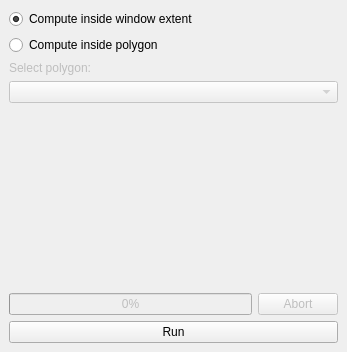
Qt form czech_land_use_and_CN_Analyzer_dockwidget_base.ui (ctu-geoforall-lab/qgis-czech-lu-cn-analyzer-plugin) before a commit.
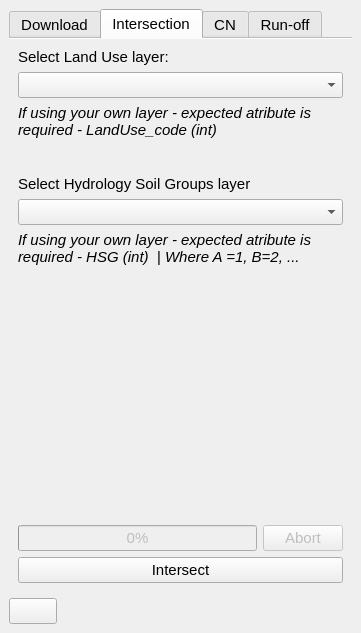
The same form after that commit. The open tabs and pages were chosen to show the change. Icons and pictures are not drawn. Custom widgets are drawn as their Qt base class.

What changed in the file:
```diff
--- a/czech_land_use_and_CN_Analyzer_dockwidget_base.ui
+++ b/czech_land_use_and_CN_Analyzer_dockwidget_base.ui
@@ -6,103 +6,448 @@
    <rect>
     <x>0</x>
     <y>0</y>
-    <width>347</width>
-    <height>352</height>
+    <width>361</width>
+    <height>633</height>
    </rect>
   </property>
   <property name="windowTitle">
    <string>Czech Land Use and CN Analyzer</string>
   </property>
-  <widget class="QWidget" name="dockWidgetContents">
-   <layout class="QGridLayout" name="gridLayout">
-    <item row="8" column="0" colspan="2">
-     <widget class="QPushButton" name="runButton">
-      <property name="text">
-       <string>Run</string>
+  <widget class="QWidget" name="dockWidgetContainer">
+   <layout class="QGridLayout" name="gridLayout_2">
+    <item row="1" column="0">
+     <widget class="QPushButton" name="pushButton">
+      <property name="sizePolicy">
+       <sizepolicy hsizetype="Fixed" vsizetype="Fixed">
+        <horstretch>0</horstretch>
+        <verstretch>0</verstretch>
+       </sizepolicy>
       </property>
-     </widget>
-    </item>
-    <item row="0" column="0">
-     <widget class="QRadioButton" name="extentButton">
-      <property name="text">
-       <string>Compute inside window extent</string>
+      <property name="font">
+       <font>
+        <pointsize>11</pointsize>
+       </font>
       </property>
       <property name="checked">
        <bool>true</bool>
       </property>
-     </widget>
-    </item>
-    <item row="2" column="0">
-     <widget class="QLabel" name="polygonLabel">
-      <property name="enabled">
-       <bool>false</bool>
-      </property>
       <property name="text">
-       <string>Select polygon:</string>
+       <string/>
       </property>
-     </widget>
-    </item>
-    <item row="3" column="0" colspan="2">
-     <widget class="QgsMapLayerComboBox" name="mMapLayerComboBox">
-      <property name="enabled">
-       <bool>false</bool>
+      <property name="icon">
+       <iconset>
+        <normaloff>docs/images/info-button.png</normaloff>docs/images/info-button.png</iconset>
       </property>
-     </widget>
-    </item>
-    <item row="5" column="0">
-     <spacer name="verticalSpacer">
-      <property name="orientation">
-       <enum>Qt::Vertical</enum>
-      </property>
-      <property name="sizeHint" stdset="0">
+      <property name="iconSize">
        <size>
         <width>20</width>
-        <height>40</height>
+        <height>20</height>
        </size>
       </property>
-     </spacer>
+     </widget>
     </item>
-    <item row="7" column="0">
-     <widget class="QProgressBar" name="progressBar">
+    <item row="0" column="0">
+     <widget class="QTabWidget" name="tabWidget">
       <property name="enabled">
-       <bool>false</bool>
+       <bool>true</bool>
       </property>
-      <property name="value">
+      <property name="font">
+       <font>
+        <pointsize>11</pointsize>
+       </font>
+      </property>
+      <property name="tabShape">
+       <enum>QTabWidget::Rounded</enum>
+      </property>
+      <property name="currentIndex">
        <number>0</number>
       </property>
-      <property name="textVisible">
+      <property name="usesScrollButtons">
        <bool>true</bool>
       </property>
-      <property name="orientation">
-       <enum>Qt::Horizontal</enum>
+      <property name="documentMode">
+       <bool>true</bool>
       </property>
-     </widget>
-    </item>
-    <item row="7" column="1">
-     <widget class="QPushButton" name="abortButton">
-      <property name="enabled">
+      <property name="tabsClosable">
        <bool>false</bool>
       </property>
-      <property name="text">
-       <string>Abort</string>
+      <property name="movable">
+       <bool>false</bool>
       </property>
-     </widget>
-    </item>
-    <item row="1" column="0">
-     <widget class="QRadioButton" name="polygonButton">
-      <property name="text">
-       <string>Compute inside polygon</string>
-      </property>
-     </widget>
-    </item>
-    <item row="6" column="0">
-     <widget class="QLabel" name="label">
-      <property name="enabled">
+      <property name="tabBarAutoHide">
        <bool>false</bool>
       </property>
-      <property name="text">
-       <string/>
-      </property>
+      <widget class="QWidget" name="tab_1">
+       <attribute name="title">
+        <string>Download</string>
+       </attribute>
+       <layout class="QGridLayout" name="gridLayout">
+        <item row="7" column="0">
+         <widget class="QLabel" name="download_label">
+          <property name="font">
+           <font>
+            <pointsize>11</pointsize>
+            <weight>75</weight>
+            <bold>true</bold>
+           </font>
+          </property>
+          <property name="text">
+           <string>What to download ?</string>
+          </property>
+         </widget>
+        </item>
+        <item row="0" column="0">
+         <widget class="QLabel" name="label_AOI">
+          <property name="font">
+           <font>
+            <pointsize>11</pointsize>
+            <weight>75</weight>
+            <bold>true</bold>
+           </font>
+          </property>
+          <property name="text">
+           <string>What is your area of interest ?</string>
+          </property>
+         </widget>
+        </item>
+        <item row="10" column="0">
+         <widget class="QRadioButton" name="SoilSelectButton">
+          <property name="cursor">
+           <cursorShape>PointingHandCursor</cursorShape>
+          </property>
+          <property name="text">
+           <string>only Hydrology Soil Groups</string>
+          </property>
+         </widget>
+        </item>
+        <item row="3" column="0">
+         <widget class="QLabel" name="polygonLabel">
+          <property name="enabled">
+           <bool>false</bool>
+          </property>
+          <property name="text">
+           <string>Select polygon:</string>
+          </property>
+         </widget>
+        </item>
+        <item row="12" column="0">
+         <widget class="QLabel" name="label">
+          <property name="enabled">
+           <bool>false</bool>
+          </property>
+          <property name="text">
+           <string/>
+          </property>
+         </widget>
+        </item>
+        <item row="14" column="0" colspan="2">
+         <widget class="QPushButton" name="runButton">
+          <property name="cursor">
+           <cursorShape>PointingHandCursor</cursorShape>
+          </property>
+          <property name="text">
+           <string>Download</string>
+          </property>
+         </widget>
+        </item>
+        <item row="13" column="0">
+         <widget class="QProgressBar" name="progressBar">
+          <property name="enabled">
+           <bool>false</bool>
+          </property>
+          <property name="value">
+           <number>0</number>
+          </property>
+          <property name="textVisible">
+           <bool>true</bool>
+          </property>
+          <property name="orientation">
+           <enum>Qt::Horizontal</enum>
+          </property>
+         </widget>
+        </item>
+        <item row="1" column="0">
+         <widget class="QRadioButton" name="extentButton">
+          <property name="cursor">
+           <cursorShape>PointingHandCursor</cursorShape>
+          </property>
+          <property name="text">
+           <string>Compute inside window extent</string>
+          </property>
+          <property name="checked">
+           <bool>true</bool>
+          </property>
+         </widget>
+        </item>
+        <item row="5" column="0" colspan="2">
+         <widget class="QgsMapLayerComboBox" name="mMapLayerComboBox">
+          <property name="enabled">
+           <bool>false</bool>
+          </property>
+          <property name="cursor">
+           <cursorShape>ArrowCursor</cursorShape>
+          </property>
+         </widget>
+        </item>
+        <item row="11" column="0">
+         <spacer name="verticalSpacer">
+          <property name="orientation">
+           <enum>Qt::Vertical</enum>
+          </property>
+          <property name="sizeHint" stdset="0">
+           <size>
+            <width>0</width>
+            <height>0</height>
+           </size>
+          </property>
+         </spacer>
+        </item>
+        <item row="9" column="0">
+         <widget class="QRadioButton" name="LUSelectButton">
+          <property name="cursor">
+           <cursorShape>PointingHandCursor</cursorShape>
+          </property>
+          <property name="text">
+           <string>only Land Use</string>
+          </property>
+         </widget>
+        </item>
+        <item row="2" column="0">
+         <widget class="QRadioButton" name="polygonButton">
+          <property name="cursor">
+           <cursorShape>PointingHandCursor</cursorShape>
+          </property>
+          <property name="text">
+           <string>Compute inside polygon</string>
+          </property>
+         </widget>
+        </item>
+        <item row="6" column="0">
+         <spacer name="verticalSpacer_2">
+          <property name="orientation">
+           <enum>Qt::Vertical</enum>
+          </property>
+          <property name="sizeType">
+           <enum>QSizePolicy::Fixed</enum>
+          </property>
+          <property name="sizeHint" stdset="0">
+           <size>
+            <width>10</width>
+            <height>40</height>
+           </size>
+          </property>
+         </spacer>
+        </item>
+        <item row="8" column="0">
+         <widget class="QRadioButton" name="LUandSoilSelectButton">
+          <property name="enabled">
+           <bool>true</bool>
+          </property>
+          <property name="font">
+           <font>
+            <pointsize>11</pointsize>
+            <weight>50</weight>
+            <bold>false</bold>
+           </font>
+          </property>
+          <property name="cursor">
+           <cursorShape>PointingHandCursor</cursorShape>
+          </property>
+          <property name="autoFillBackground">
+           <bool>false</bool>
+          </property>
+          <property name="text">
+           <string>Land Use and Soil Groups</string>
+          </property>
+          <property name="checked">
+           <bool>false</bool>
+          </property>
+         </widget>
+        </item>
+        <item row="13" column="1">
+         <widget class="QPushButton" name="abortButton">
+          <property name="enabled">
+           <bool>false</bool>
+          </property>
+          <property name="cursor">
+           <cursorShape>PointingHandCursor</cursorShape>
+          </property>
+          <property name="text">
+           <string>Abort</string>
+          </property>
+         </widget>
+        </item>
+       </layout>
+      </widget>
+      <widget class="QWidget" name="tab_2">
+       <attribute name="title">
+        <string>Intersection</string>
+       </attribute>
+       <layout class="QGridLayout" name="gridLayout_Soil">
+        <item row="9" column="0">
+         <widget class="QProgressBar" name="progressBar_Soil">
+          <property name="enabled">
+           <bool>false</bool>
+          </property>
+          <property name="value">
+           <number>0</number>
+          </property>
+          <property name="textVisible">
+           <bool>true</bool>
+          </property>
+          <property name="orientation">
+           <enum>Qt::Horizontal</enum>
+          </property>
+         </widget>
+        </item>
+        <item row="4" column="0">
+         <widget class="QLabel" name="label_2">
+          <property name="text">
+           <string>Select Hydrology Soil Groups layer</string>
+          </property>
+         </widget>
+        </item>
+        <item row="5" column="0" colspan="2">
+         <widget class="QgsMapLayerComboBox" name="mMapLayerComboBox_HSG">
+          <property name="cursor">
+           <cursorShape>PointingHandCursor</cursorShape>
+          </property>
+         </widget>
+        </item>
+        <item row="7" column="0">
+         <spacer name="verticalSpacer_Soil">
+          <property name="orientation">
+           <enum>Qt::Vertical</enum>
+          </property>
+          <property name="sizeHint" stdset="0">
+           <size>
+            <width>0</width>
+            <height>0</height>
+           </size>
+          </property>
+         </spacer>
+        </item>
+        <item row="9" column="1">
+         <widget class="QPushButton" name="abortButton_Soil">
+          <property name="enabled">
+           <bool>false</bool>
+          </property>
+          <property name="cursor">
+           <cursorShape>PointingHandCursor</cursorShape>
+          </property>
+          <property name="text">
+           <string>Abort</string>
+          </property>
+         </widget>
+        </item>
+        <item row="2" column="0" colspan="2">
+         <widget class="QLabel" name="label_atrinfoLU">
+          <property name="font">
+           <font>
+            <pointsize>11</pointsize>
+            <italic>true</italic>
+           </font>
+          </property>
+          <property name="text">
+           <string>If using your own layer - expected atribute is required - LandUse_code (int)</string>
+          </property>
+          <property name="wordWrap">
+           <bool>true</bool>
+          </property>
+         </widget>
+        </item>
+        <item row="0" column="0">
+         <widget class="QLabel" name="label_SelectLU">
+          <property name="text">
+           <string>Select Land Use layer:</string>
+          </property>
+         </widget>
+        </item>
+        <item row="8" column="0">
+         <widget class="QLabel" name="label_Soil">
+          <property name="enabled">
+           <bool>false</bool>
+          </property>
+          <property name="font">
+           <font>
+            <pointsize>12</pointsize>
+           </font>
+          </property>
+          <property name="text">
+           <string/>
+          </property>
+         </widget>
+        </item>
+        <item row="10" column="0" colspan="2">
+         <widget class="QPushButton" name="runButton_Soil">
+          <property name="cursor">
+           <cursorShape>PointingHandCursor</cursorShape>
+          </property>
+          <property name="text">
+           <string>Intersect</string>
+          </property>
+         </widget>
+        </item>
+        <item row="1" column="0" colspan="2">
+         <widget class="QgsMapLayerComboBox" name="mMapLayerComboBox_LU">
+          <property name="sizePolicy">
+           <sizepolicy hsizetype="Expanding" vsizetype="Fixed">
+            <horstretch>0</horstretch>
+            <verstretch>0</verstretch>
+           </sizepolicy>
+          </property>
+          <property name="cursor">
+           <cursorShape>PointingHandCursor</cursorShape>
+          </property>
+         </widget>
+        </item>
+        <item row="3" column="0">
+         <spacer name="verticalSpacer_3">
+          <property name="orientation">
+           <enum>Qt::Vertical</enum>
+          </property>
+          <property name="sizeType">
+           <enum>QSizePolicy::Fixed</enum>
+          </property>
+          <property name="sizeHint" stdset="0">
+           <size>
+            <width>20</width>
+            <height>30</height>
+           </size>
+          </property>
+         </spacer>
+        </item>
+        <item row="6" column="0" colspan="2">
+         <widget class="QLabel" name="label_atrinfoHSG">
+          <property name="font">
+           <font>
+            <pointsize>11</pointsize>
+            <italic>true</italic>
+           </font>
+          </property>
+          <property name="text">
+           <string>If using your own layer - expected atribute is required - HSG (int)  | Where A =1, B=2, ...</string>
+          </property>
+          <property name="wordWrap">
+           <bool>true</bool>
+          </property>
+         </widget>
+        </item>
+       </layout>
+      </widget>
+      <widget class="QWidget" name="tab_3">
+       <property name="enabled">
+        <bool>false</bool>
+       </property>
+       <attribute name="title">
+        <string>CN</string>
+       </attribute>
+      </widget>
+      <widget class="QWidget" name="tab_4">
+       <attribute name="title">
+        <string>Run-off</string>
+       </attribute>
+      </widget>
      </widget>
     </item>
    </layout>
```
Left out of the diff: 4 changed lines with no effect on the pictures.
